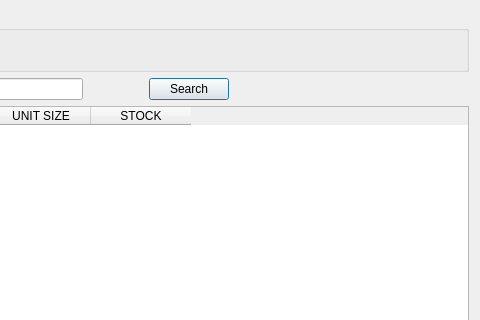
kyledevans/Medicine-Track, file mtrack/apw_page00.ui: the form before one commit; both pictures show x 321 to 801 and y 0 to 320 of the 801 by 570 pixel window.
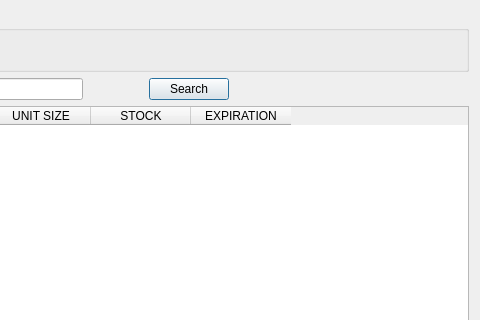
The form after the commit.

Commit message: Made dates display in an universal format. 	modified:   mtrack/apw_page00.cpp 	modified:   mtrack/apw_page00.ui 	modified:   mtrack/asw_page00.cpp 	modified:   mtrack/globals.h 	modified:   mtrack/inventoryframe.cpp 	modified:   mtrack/inventoryframe.ui 	modified:   mtrack/patientsearch.cpp 	modified:   mtrack/prescriptionlabel.cpp 	modified:   mtrack/prescriptionsframe.cpp 	modified:   mtrack/shipmentrecord.cpp 	modified:   mtrack/shipmentrecord.h

What changed in the file:
```diff
--- a/mtrack/apw_page00.ui
+++ b/mtrack/apw_page00.ui
@@ -126,7 +126,7 @@
       <enum>QAbstractItemView::SelectRows</enum>
      </property>
      <property name="columnCount">
-      <number>5</number>
+      <number>6</number>
      </property>
      <attribute name="horizontalHeaderHighlightSections">
       <bool>false</bool>
@@ -159,6 +159,11 @@
        <string>STOCK</string>
       </property>
      </column>
+     <column>
+      <property name="text">
+       <string>EXPIRATION</string>
+      </property>
+     </column>
     </widget>
    </item>
   </layout>
```
The commit also changes 10 other files.
